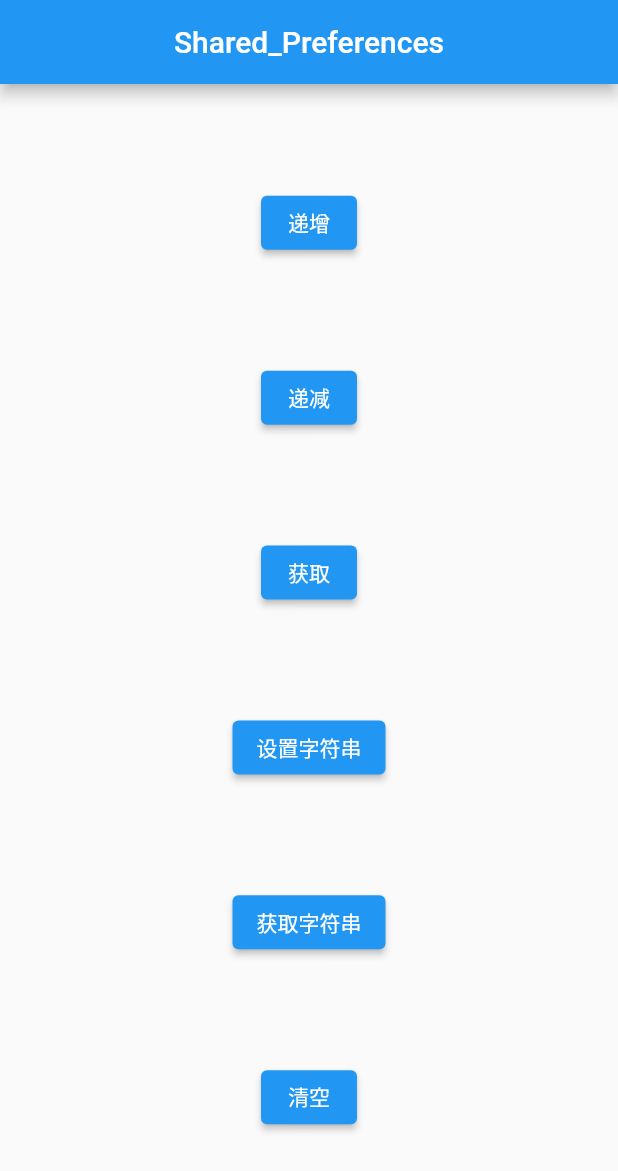
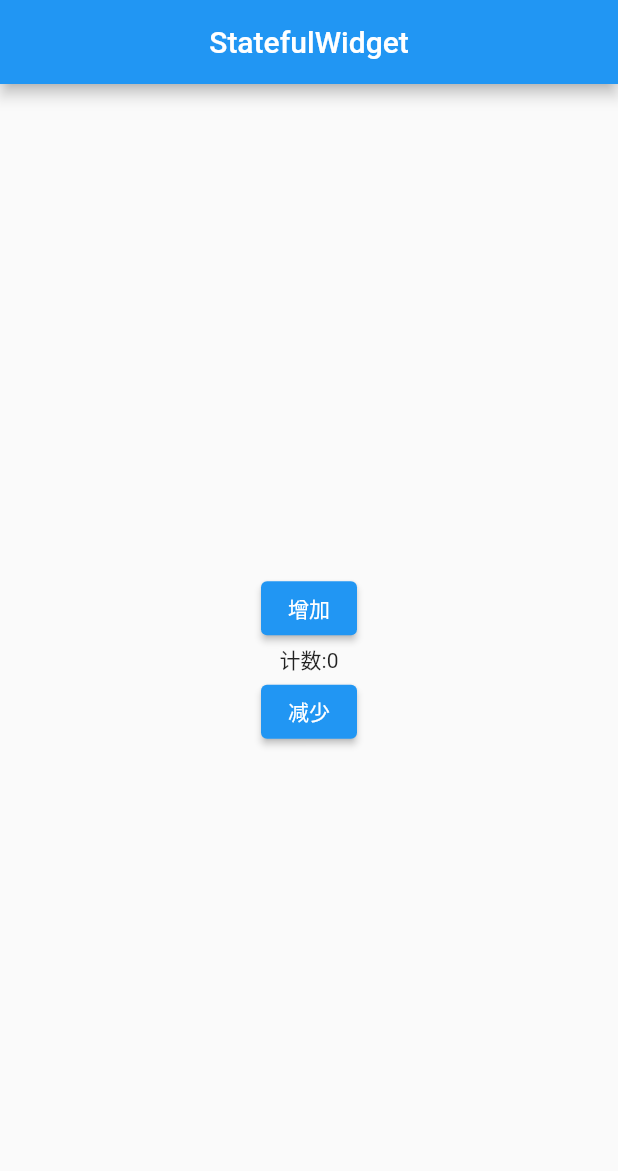
Before and after one commit to whistleStudio/Note, a Flutter app: the screen it shows after launch, on a phone screen of 412 x 824 dp. Shown: the top 1171 px of the screen. Run offline on Flutter 3.47's test engine with Material 2 defaults, Android fonts, the phone set to English and light mode, and no system bars; our stand-ins replace dio, flutter_swiper_view, shared_preferences.

Commit message:
202301032104

```diff
--- a/dart/05_class/05_factory_constructor.dart
+++ b/dart/05_class/05_factory_constructor.dart
@@ -17,6 +17,10 @@ class Person {
     }
     return instance!; // ！类型断言，一定非空
   }
+
+  // factory gg () {
+  //   return instance!;
+  // }
 }
 void main(List<String> args) {
   // 单例模式
--- /dev/null
+++ b/flut/lib/08_state/01_StatefulWidget.dart
@@ -0,0 +1,57 @@
+import 'package:flutter/material.dart';
+
+class Home extends StatelessWidget {
+  const Home({super.key});
+
+  @override
+  Widget build(BuildContext context) {
+    return Scaffold(
+      appBar: AppBar(
+        title: Text("StatefulWidget"),
+        centerTitle: true
+      ),
+      body: StatefulWidgetDemo(),
+    );
+  }
+}
+
+class StatefulWidgetDemo extends StatefulWidget {
+  const StatefulWidgetDemo({super.key});
+
+  @override
+  State<StatefulWidgetDemo> createState() => _StatefulWidgetDemoState();
+}
+
+class _StatefulWidgetDemoState extends State<StatefulWidgetDemo> {
+  int count = 0;
+
+  void _increment () {
+    // setState更新页面渲染，否则仅仅是数据
+    setState(() {
+      count ++;
+      print(count);
+    });
+  }
+
+  void _decrement () {
+    setState(() {
+      count --;
+      print(count);
+    });
+  }
+
+  @override
+  Widget build(BuildContext context) {
+    return Container(
+      width: double.infinity,
+      child: Column(
+        mainAxisAlignment: MainAxisAlignment.center,
+        children: [
+          ElevatedButton(onPressed: _increment, child: Text("增加")),
+          Text("计数:$count"),
+          ElevatedButton(onPressed: _decrement, child: Text("减少"))
+        ],
+      ),
+    );
+  }
+}
--- a/flut/lib/main.dart
+++ b/flut/lib/main.dart
@@ -21,7 +21,8 @@ import 'package:flutter/material.dart';
 // import '06_others/01_cupertino.dart';
 // import '07_third_party/01.dio.dart';
 // import '07_third_party/02_flutter_swiper.dart';
-import '07_third_party/03_shared_preference.dart';
+// import '07_third_party/03_shared_preference.dart';
+import '08_state/01_StatefulWidget.dart';
 
 void main(List<String> args) {
   runApp(MyApp());
```
